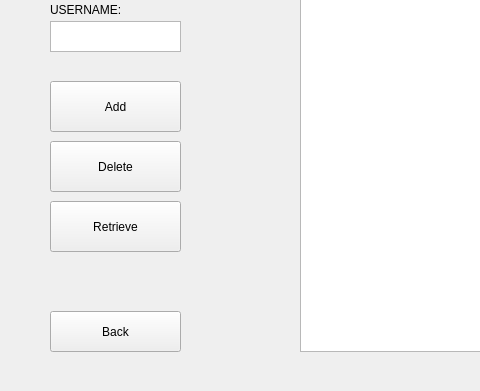
First picture: the form in FlexVault_Qt/userprivileges.ui, repository andreaslydemann/FlexVault, before the edit; both pictures show x 0 to 480 and y 89 to 480 of the 800 by 480 pixel window.
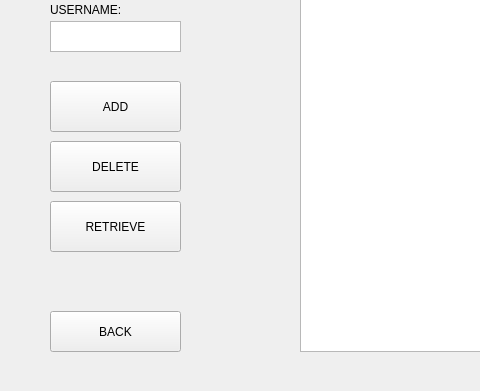
Second picture: the form after the edit.

The edit to the form file:
```diff
--- a/FlexVault_Qt/userprivileges.ui
+++ b/FlexVault_Qt/userprivileges.ui
@@ -33,7 +33,7 @@
     </rect>
    </property>
    <property name="text">
-    <string>Add</string>
+    <string>ADD</string>
    </property>
   </widget>
   <widget class="QPushButton" name="deleteButton">
@@ -46,7 +46,7 @@
     </rect>
    </property>
    <property name="text">
-    <string>Delete</string>
+    <string>DELETE</string>
    </property>
   </widget>
   <widget class="QPushButton" name="retrieveButton">
@@ -59,7 +59,7 @@
     </rect>
    </property>
    <property name="text">
-    <string>Retrieve</string>
+    <string>RETRIEVE</string>
    </property>
   </widget>
   <widget class="QPushButton" name="backButton">
@@ -72,7 +72,7 @@
     </rect>
    </property>
    <property name="text">
-    <string>Back</string>
+    <string>BACK</string>
    </property>
   </widget>
   <widget class="QLabel" name="sdbLabel">
```
